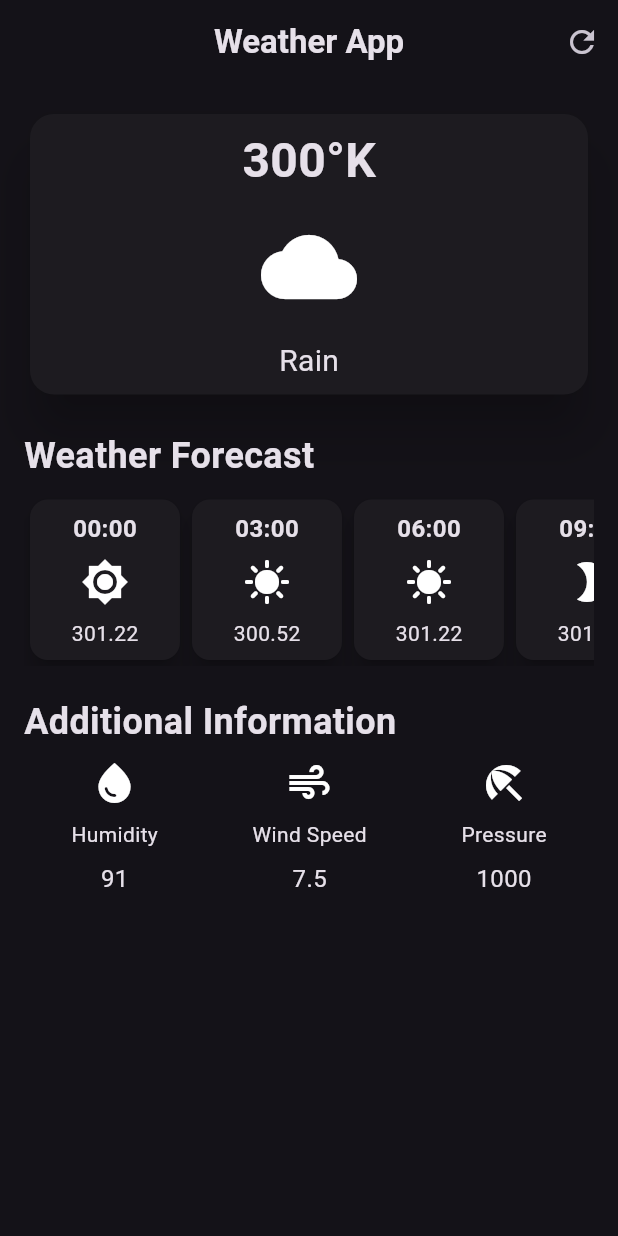
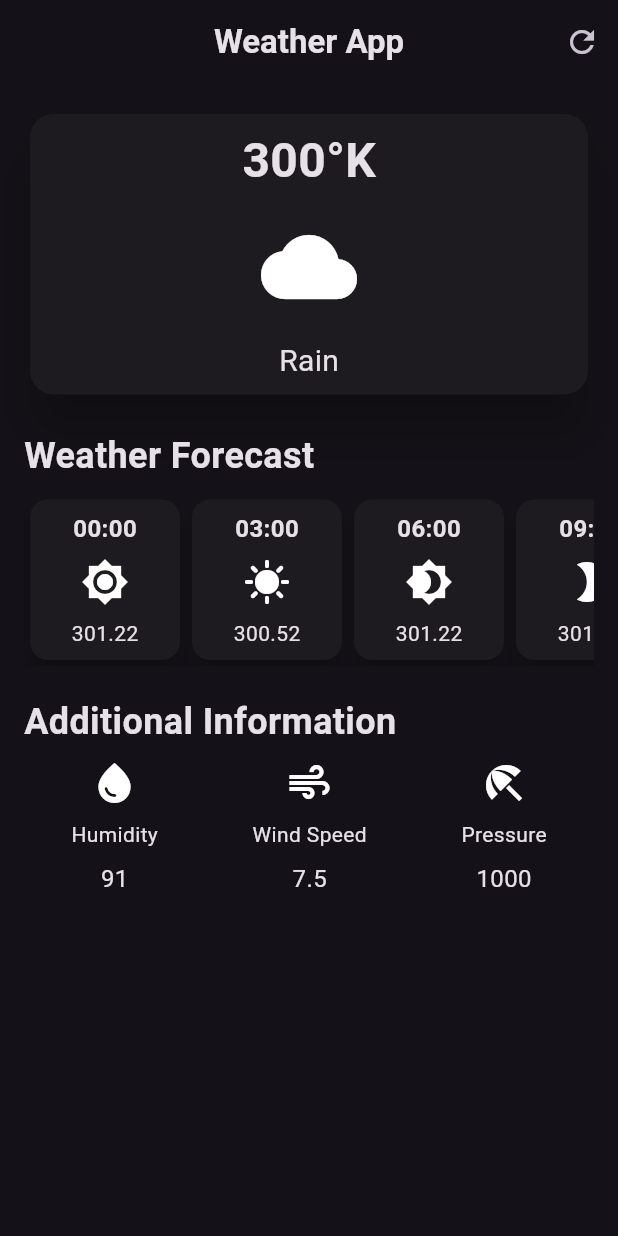
Before and after one commit to hassanbuilds/weather_track, a Flutter app: the screen it shows after launch, on a phone screen of 412 x 824 dp. Run offline on Flutter 3.47's test engine with Material 3 defaults, Android fonts, the phone set to English and light mode, and no system bars.

Commit message:
icon changed

```diff
--- a/lib/weather_screen.dart
+++ b/lib/weather_screen.dart
@@ -76,7 +76,7 @@ class WeatherScreeen extends StatelessWidget {
                       ),
                       HourlyForeCastItem(
                         time: '06:00',
-                        icon: Icons.sunny,
+                        icon: Icons.brightness_4,
                         temperature: '301.22',
                       ),
                       HourlyForeCastItem(
```
